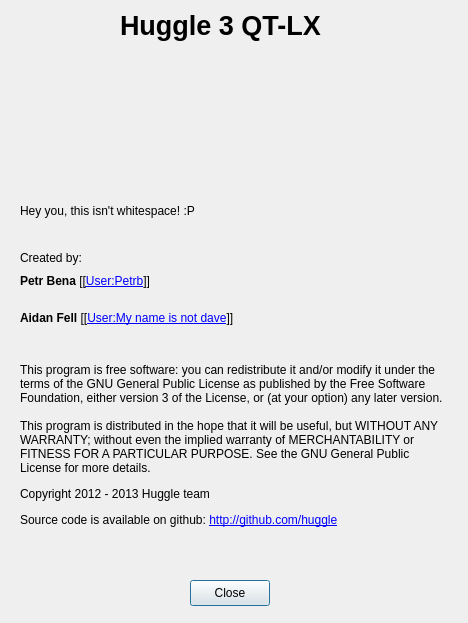
huggle/huggle3-qt-lx, file huggle/aboutform.ui: the form before one commit.
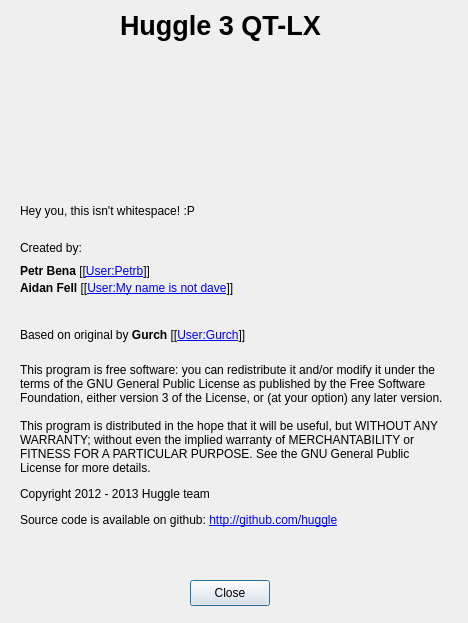
The form after the commit. Icons and pictures are not drawn.

Commit message: Give a little credit to the orig idea

What changed in the file:
```diff
--- a/huggle/aboutform.ui
+++ b/huggle/aboutform.ui
@@ -58,7 +58,7 @@
    <property name="geometry">
     <rect>
      <x>20</x>
-     <y>250</y>
+     <y>240</y>
      <width>81</width>
      <height>16</height>
     </rect>
@@ -87,9 +87,9 @@
    <property name="geometry">
     <rect>
      <x>20</x>
-     <y>330</y>
+     <y>360</y>
      <width>431</width>
-     <height>231</height>
+     <height>171</height>
     </rect>
    </property>
    <property name="text">
@@ -135,7 +135,7 @@
    <property name="geometry">
     <rect>
      <x>20</x>
-     <y>270</y>
+     <y>260</y>
      <width>429</width>
      <height>22</height>
     </rect>
@@ -148,7 +148,7 @@
    <property name="geometry">
     <rect>
      <x>20</x>
-     <y>300</y>
+     <y>270</y>
      <width>429</width>
      <height>37</height>
     </rect>
@@ -157,6 +157,19 @@
     <string>&lt;html&gt;&lt;head/&gt;&lt;body&gt;&lt;p&gt;&lt;span style=&quot; font-weight:600;&quot;&gt;Aidan Fell&lt;/span&gt; [[&lt;a href=&quot;http://en.wikipedia.org/wiki/User:My_name_is_not_dave&quot;&gt;&lt;span style=&quot; text-decoration: underline; color:#0000ff;&quot;&gt;User:My name is not dave&lt;/span&gt;&lt;/a&gt;]]&lt;/p&gt;&lt;/body&gt;&lt;/html&gt;</string>
    </property>
   </widget>
+  <widget class="QLabel" name="label_9">
+   <property name="geometry">
+    <rect>
+     <x>20</x>
+     <y>320</y>
+     <width>429</width>
+     <height>31</height>
+    </rect>
+   </property>
+   <property name="text">
+    <string>&lt;html&gt;&lt;head/&gt;&lt;body&gt;&lt;p&gt;Based on original by &lt;span style=&quot; font-weight:600;&quot;&gt;Gurch&lt;/span&gt; [[&lt;a href=&quot;http://en.wikipedia.org/wiki/User:Gurch&quot;&gt;&lt;span style=&quot; text-decoration: underline; color:#0000ff;&quot;&gt;User:Gurch&lt;/span&gt;&lt;/a&gt;]]&lt;/p&gt;&lt;/body&gt;&lt;/html&gt;</string>
+   </property>
+  </widget>
  </widget>
  <resources>
   <include location="pictures.qrc"/>
```
